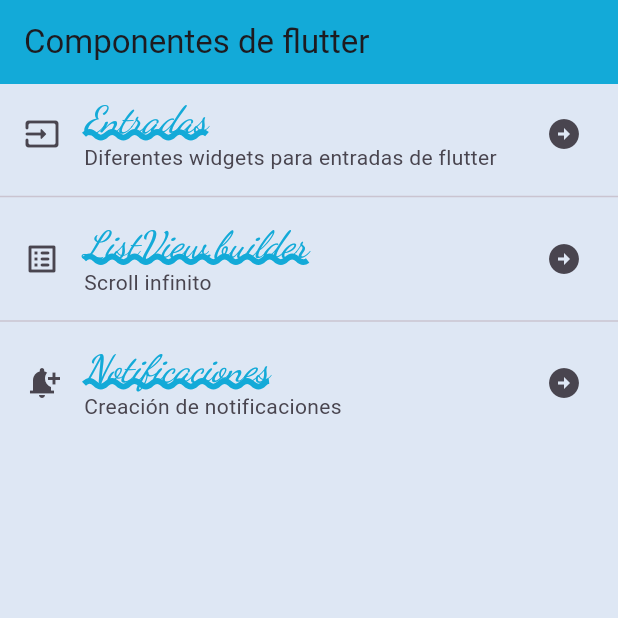
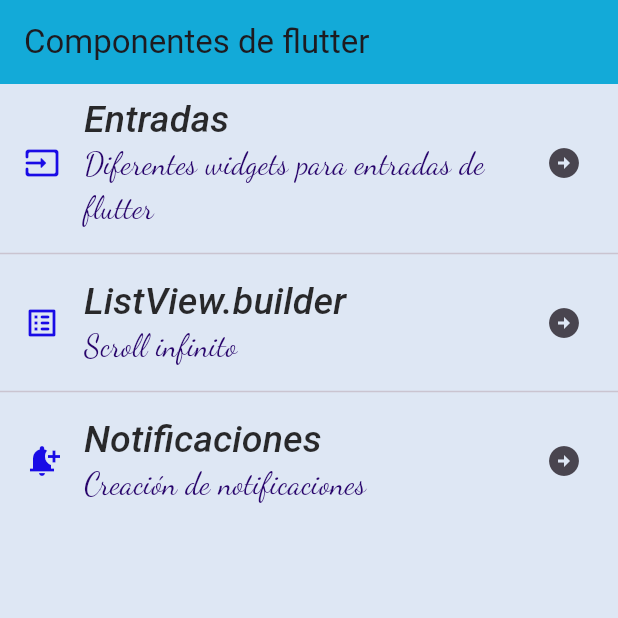
Before and after one commit to Marina-Portillo/componentes_flutter5C, a Flutter app: the screen it shows after launch, on a phone screen of 412 x 824 dp, the top half of it. Run offline on Flutter 3.47's test engine with Material 3 defaults, Android fonts, the phone set to English and light mode, and no system bars; our stand-ins replace google_fonts; Roboto replaces fonts that are missing (Abel).

Commit message:
finalizing the app theme

```diff
--- a/lib/screens/home_screen.dart
+++ b/lib/screens/home_screen.dart
@@ -1,4 +1,5 @@
 import 'package:flutter/material.dart';
+import 'package:practica3/theme/app_theme.dart';
 
 class HomeScreen extends StatelessWidget {
   const HomeScreen({super.key});
@@ -12,37 +13,45 @@ class HomeScreen extends StatelessWidget {
         body: ListView(
           children: [
             ListTile(
-              leading: const Icon(Icons.input_rounded),
+              leading: const Icon(Icons.input_rounded,
+                                  color:Color.fromARGB(255, 25, 11, 230)),
               title: Text(
                 'Entradas',
                 style: Theme.of(context).textTheme.headlineLarge,
               ),
-              subtitle: const Text(
+              subtitle: Text(
                 'Diferentes widgets para entradas de flutter',
+                style: AppTheme.lightTheme.textTheme.bodySmall,
               ),
               trailing: const Icon(Icons.arrow_circle_right),
             ),
             const Divider(),
             ListTile(
-              leading: const Icon(Icons.list_alt_rounded),
+              leading: const Icon(
+                Icons.list_alt_rounded,
+                  color: Color.fromARGB(255, 25, 11, 230)),
               title: Text(
                 'ListView.builder',
                 style: Theme.of(context).textTheme.headlineLarge,
               ),
-              subtitle: const Text(
-                'Scroll infinito'
+              subtitle: Text(
+                'Scroll infinito',
+                style: AppTheme.lightTheme.textTheme.bodySmall,
                 ),
               trailing: const Icon(Icons.arrow_circle_right),
             ),
             const Divider(),
             ListTile(
-              leading: const Icon(Icons.notification_add),
+              leading: const Icon(
+                Icons.notification_add,
+                color: Color.fromARGB(255, 25, 11, 230)),
               title: Text(
                 'Notificaciones',
                 style: Theme.of(context).textTheme.headlineLarge,
               ),
-              subtitle: const Text(
-                'Creación de notificaciones'
+              subtitle: Text(
+                'Creación de notificaciones',
+                style: AppTheme.lightTheme.textTheme.bodySmall,
                 ),
               trailing: const Icon(Icons.arrow_circle_right),
             ),
--- a/lib/theme/app_theme.dart
+++ b/lib/theme/app_theme.dart
@@ -9,16 +9,19 @@ class AppTheme{
     scaffoldBackgroundColor: backColor,
     appBarTheme: const AppBarTheme(color: mainColor),
     textTheme: TextTheme(
-          headlineLarge: GoogleFonts.dancingScript(
-            color: mainColor,
+          headlineLarge: GoogleFonts.abel(
+            color: const Color.fromARGB(221, 12, 11, 11),
             fontSize: 25.0,
             fontWeight: FontWeight.w500,
-            decoration: TextDecoration.underline,
             decorationColor: mainColor,
-            decorationStyle: TextDecorationStyle.wavy,
-            decorationThickness: 3.0,
+            decorationStyle: TextDecorationStyle.double,
+            decorationThickness: 1.5,
             fontStyle: FontStyle.italic,
           ),
-        ),
+          bodySmall: GoogleFonts.dancingScript(
+            color: const Color.fromARGB(255, 40, 4, 107),
+            fontSize: 20,
+            ),
+          ),
   );
 }
```
